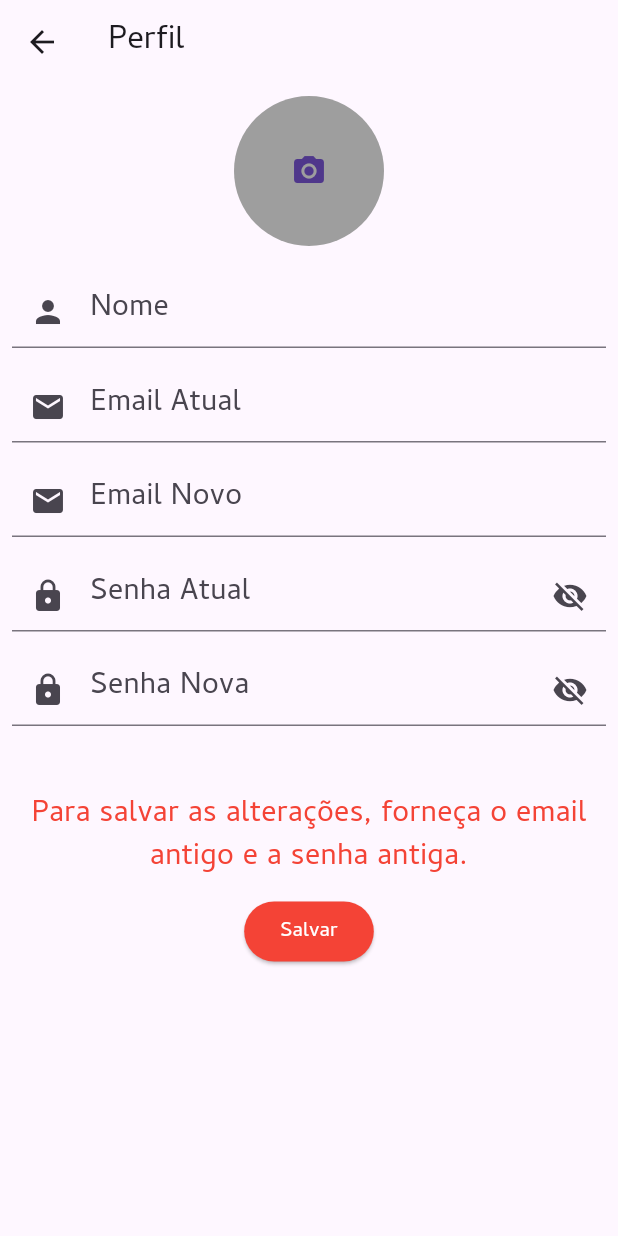
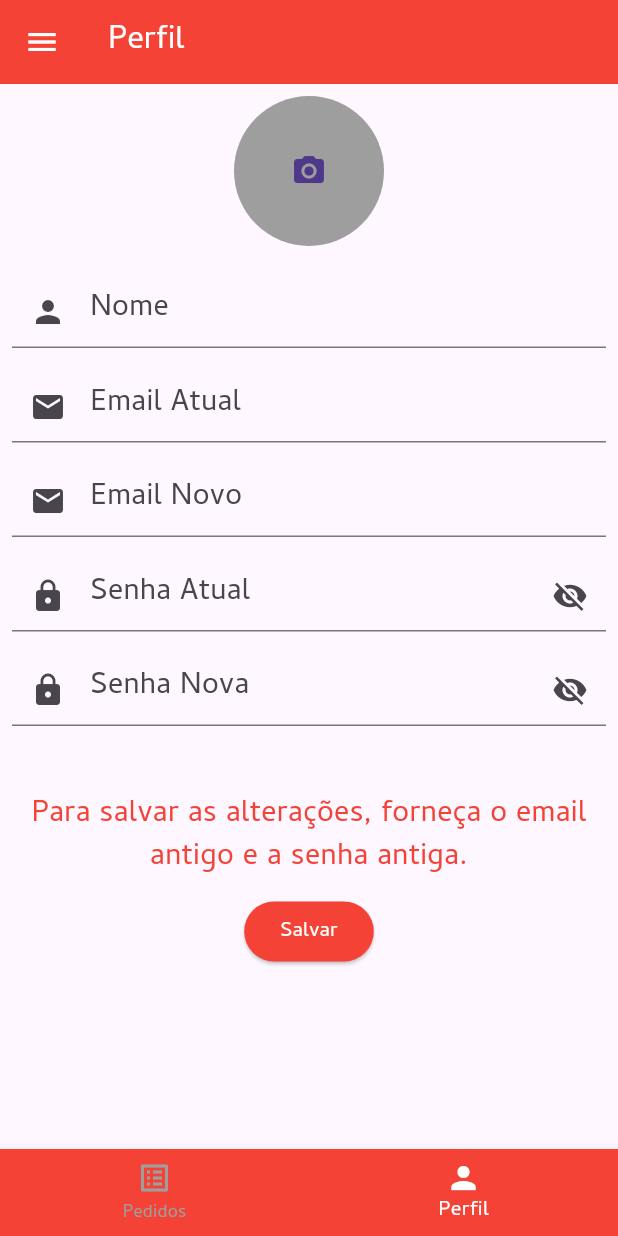
Before and after one commit to athosmartinez/faculdade-trabalhoFlutter, a Flutter app: the EditProfileScreen screen opened by its route, on a phone screen of 412 x 824 dp. Run offline on Flutter 3.47's test engine with Material 3 defaults, Android fonts, the phone set to English and light mode, and no system bars; our stand-ins replace supabase, supabase_flutter; accounts and stored records are empty.

Commit message:
ajustes na tela de editar profile

```diff
--- a/trabalhofaculdade_flutter/lib/screens/profile_screen.dart
+++ b/trabalhofaculdade_flutter/lib/screens/profile_screen.dart
@@ -2,6 +2,11 @@ import 'package:flutter/material.dart';
 import 'package:trabalhofaculdade_flutter/model/edit_user.dart';
 import 'package:trabalhofaculdade_flutter/screens/components/text_field.dart';
 import 'package:trabalhofaculdade_flutter/supabase/profile.dart';
+
+// Importações adicionais
+import '../screens/components/app_bar_interna.dart';
+import '../screens/components/drawer.dart';
+import '../screens/components/bottom_navigation.dart';
 
 class EditProfileScreen extends StatefulWidget {
   const EditProfileScreen({Key? key}) : super(key: key);
@@ -15,14 +20,14 @@ class _EditProfileScreenState extends State<EditProfileScreen> {
 
   bool _isLoading = false;
 
-  Future<void> _updateProfile(BuildContext context) async {
+  Future<void> _updateProfile(BuildContext context, EditUser user) async {
     setState(() => _isLoading = true);
 
     // Verifica se o email antigo e a senha antiga foram fornecidos
     if (user.emailAntigo.text.isEmpty || user.senhaAntiga.text.isEmpty) {
       setState(() => _isLoading = false);
       ScaffoldMessenger.of(context).showSnackBar(
-        SnackBar(
+        const SnackBar(
           content: Text('Por favor, forneça o email antigo e a senha antiga.'),
           backgroundColor: Colors.red,
         ),
@@ -47,15 +52,8 @@ class _EditProfileScreenState extends State<EditProfileScreen> {
   @override
   Widget build(BuildContext context) {
     return Scaffold(
-      appBar: AppBar(
-        title: const Text('Perfil'),
-        leading: IconButton(
-          icon: const Icon(Icons.arrow_back),
-          onPressed: () {
-            Navigator.of(context).pop();
-          },
-        ),
-      ),
+      appBar: const MyAppBar(title: 'Perfil'),
+      drawer: const DrawerScreen(),
       body: _isLoading
           ? const Center(child: CircularProgressIndicator())
           : Padding(
@@ -107,7 +105,7 @@ class _EditProfileScreenState extends State<EditProfileScreen> {
                     const SizedBox(height: 20),
                     Container(
                       padding: const EdgeInsets.symmetric(vertical: 10),
-                      child: Text(
+                      child: const Text(
                         'Para salvar as alterações, forneça o email antigo e a senha antiga.',
                         style: TextStyle(color: Colors.red),
                         textAlign: TextAlign.center,
@@ -116,7 +114,7 @@ class _EditProfileScreenState extends State<EditProfileScreen> {
                     ElevatedButton(
                       onPressed: () {
                         if (!_isLoading) {
-                          _updateProfile(context);
+                          _updateProfile(context, user);
                         }
                       },
                       child: const Text('Salvar'),
@@ -125,6 +123,18 @@ class _EditProfileScreenState extends State<EditProfileScreen> {
                 ),
               ),
             ),
+      bottomNavigationBar: const BottomNavigation(
+        param1: ParamBottomNavigation(
+          label: "Pedidos",
+          icon: Icons.list_alt,
+          route: "pedidosGarcomScreen",
+        ),
+        param2: ParamBottomNavigation(
+          label: "Perfil",
+          icon: Icons.person,
+          route: "perfilGarcomScreen",
+        ),
+      ),
     );
   }
 }
--- a/trabalhofaculdade_flutter/lib/supabase/profile.dart
+++ b/trabalhofaculdade_flutter/lib/supabase/profile.dart
@@ -38,7 +38,6 @@ Future<void> updateProfile(BuildContext context, EditUser user) async {
       }
     }
 
-
     await supabase.from('usuario')
       .update({
         'nome': updatedNome,
```
